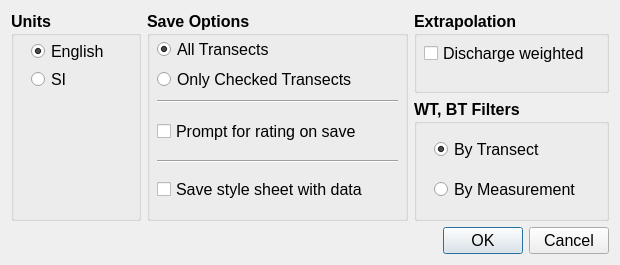
Before: the Qt Designer form UI/wOptions.ui in Sana-hammemi/qrevint, drawn with Qt 5.
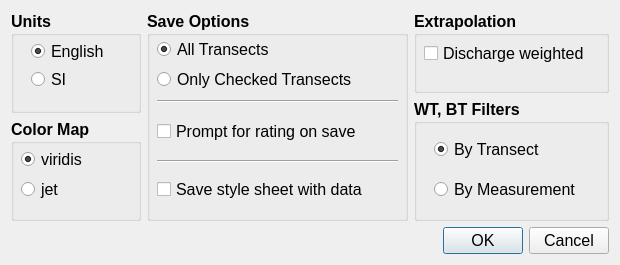
After: the same form once the commit is applied.

Commit message: BoatData: 1) modified QRev in to support dictionaries for thresholds, 2) added struct_to_dict method to support item 1, 3) modified error and vertical velocity filters to support applying filter by frequency.

The edit to the form file:
```diff
--- a/UI/wOptions.ui
+++ b/UI/wOptions.ui
@@ -17,6 +17,8 @@
    <item row="0" column="0">
     <layout class="QHBoxLayout" name="horizontalLayout" stretch="2,4,3">
      <item>
+      <layout class="QVBoxLayout" name="verticalLayout_2">
+       <item>
       <widget class="QGroupBox" name="gb_units">
        <property name="font">
         <font>
@@ -71,6 +73,65 @@
         </property>
        </widget>
       </widget>
+       </item>
+       <item>
+        <widget class="QGroupBox" name="groupBox">
+         <property name="font">
+          <font>
+           <pointsize>12</pointsize>
+           <weight>75</weight>
+           <bold>true</bold>
+          </font>
+         </property>
+         <property name="title">
+          <string>Color Map</string>
+         </property>
+         <widget class="QRadioButton" name="rb_viridis">
+          <property name="geometry">
+           <rect>
+            <x>10</x>
+            <y>30</y>
+            <width>95</width>
+            <height>20</height>
+           </rect>
+          </property>
+          <property name="font">
+           <font>
+            <pointsize>12</pointsize>
+            <weight>50</weight>
+            <bold>false</bold>
+           </font>
+          </property>
+          <property name="text">
+           <string>viridis</string>
+          </property>
+          <property name="checked">
+           <bool>true</bool>
+          </property>
+         </widget>
+         <widget class="QRadioButton" name="rb_jet">
+          <property name="geometry">
+           <rect>
+            <x>10</x>
+            <y>60</y>
+            <width>95</width>
+            <height>20</height>
+           </rect>
+          </property>
+          <property name="font">
+           <font>
+            <pointsize>12</pointsize>
+            <weight>50</weight>
+            <bold>false</bold>
+           </font>
+          </property>
+          <property name="text">
+           <string>jet</string>
+          </property>
+         </widget>
+        </widget>
+       </item>
+      </layout>
      </item>
      <item>
       <widget class="QGroupBox" name="gb_save_options">
```
Lines whose indentation alone changed are shown as unchanged. The commit also changes 16 other files.
